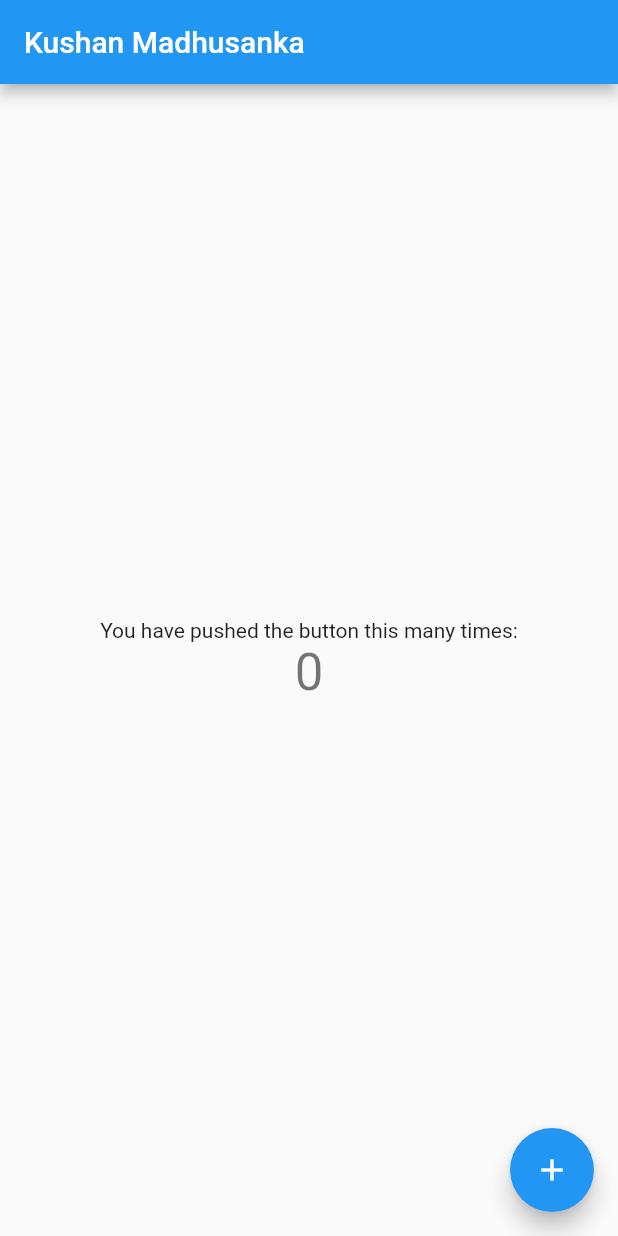
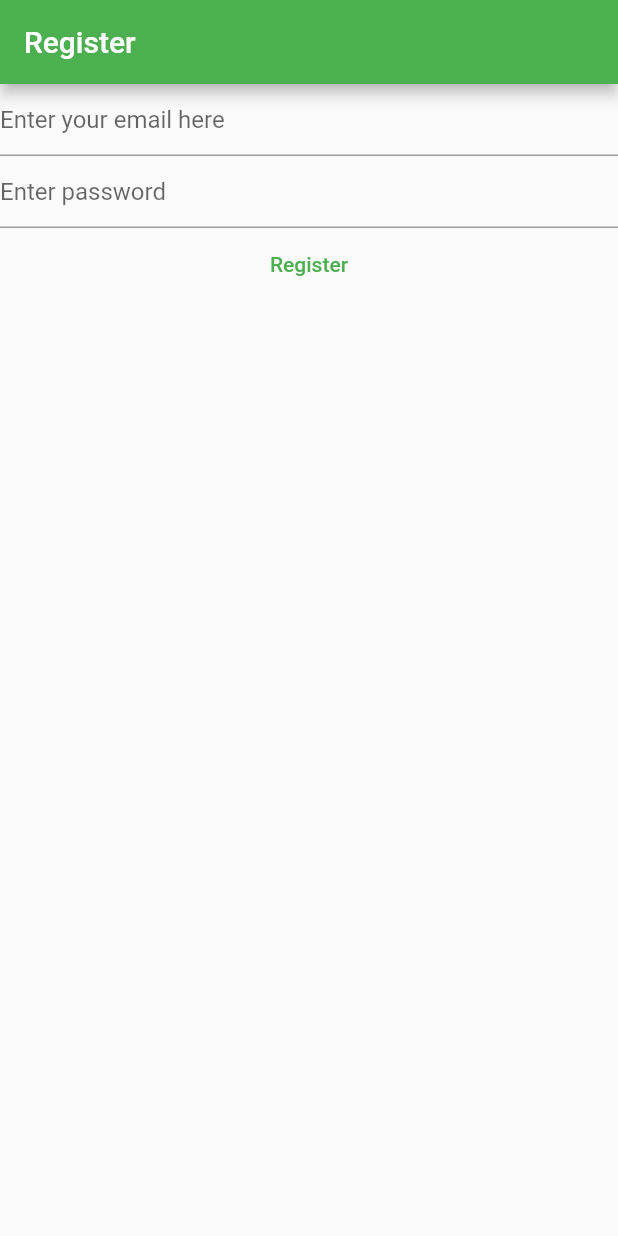
Before and after one commit to kusham/privertenotes, a Flutter app: the screen it shows after launch, on a phone screen of 412 x 824 dp. Run offline on Flutter 3.47's test engine with Material 2 defaults, Android fonts, the phone set to English and light mode, and no system bars; our stand-ins replace firebase_auth, firebase_core; accounts and stored records are empty.

Commit message:
start to the register user

```diff
--- a/lib/main.dart
+++ b/lib/main.dart
@@ -1,115 +1,84 @@
+import 'package:firebase_core/firebase_core.dart';
 import 'package:flutter/material.dart';
+import 'package:firebase_auth/firebase_auth.dart';
+import 'package:privertenotes/firebase_options.dart';
 
 void main() {
-  runApp(const MyApp());
+  WidgetsFlutterBinding.ensureInitialized();
+  runApp(MaterialApp(
+    title: 'Flutter Demo',
+    theme: ThemeData(primarySwatch: Colors.green),
+    home: const HomePage(),
+  ));
 }
 
-class MyApp extends StatelessWidget {
-  const MyApp({Key? key}) : super(key: key);
+class HomePage extends StatefulWidget {
+  const HomePage({Key? key}) : super(key: key);
 
-  // This widget is the root of your application.
   @override
-  Widget build(BuildContext context) {
-    return MaterialApp(
-      title: 'Flutter Demo',
-      theme: ThemeData(
-        // This is the theme of your application.
-        //
-        // Try running your application with "flutter run". You'll see the
-        // application has a blue toolbar. Then, without quitting the app, try
-        // changing the primarySwatch below to Colors.green and then invoke
-        // "hot reload" (press "r" in the console where you ran "flutter run",
-        // or simply save your changes to "hot reload" in a Flutter IDE).
-        // Notice that the counter didn't reset back to zero; the application
-        // is not restarted.
-        primarySwatch: Colors.blue,
-      ),
-      home: const MyHomePage(title: 'Kushan Madhusanka'),
-    );
-  }
+  State<HomePage> createState() => _HomePageState();
 }
 
-class MyHomePage extends StatefulWidget {
-  const MyHomePage({Key? key, required this.title}) : super(key: key);
-
-  // This widget is the home page of your application. It is stateful, meaning
-  // that it has a State object (defined below) that contains fields that affect
-  // how it looks.
-
-  // This class is the configuration for the state. It holds the values (in this
-  // case the title) provided by the parent (in this case the App widget) and
-  // used by the build method of the State. Fields in a Widget subclass are
-  // always marked "final".
-
-  final String title;
+class _HomePageState extends State<HomePage> {
+  late final TextEditingController _email;
+  late final TextEditingController _password;
 
   @override
-  State<MyHomePage> createState() => _MyHomePageState();
-}
+  void initState() {
+    _email = TextEditingController();
+    _password = TextEditingController();
+    super.initState();
+  }
 
-class _MyHomePageState extends State<MyHomePage> {
-  int _counter = 0;
-
-  void _incrementCounter() {
-    setState(() {
-      // This call to setState tells the Flutter framework that something has
-      // changed in this State, which causes it to rerun the build method below
-      // so that the display can reflect the updated values. If we changed
-      // _counter without calling setState(), then the build method would not be
-      // called again, and so nothing would appear to happen.
-      _counter++;
-    });
+  @override
+  void dispose() {
+    _email.dispose();
+    _password.dispose();
+    super.dispose();
   }
 
   @override
   Widget build(BuildContext context) {
-    // This method is rerun every time setState is called, for instance as done
-    // by the _incrementCounter method above.
-    //
-    // The Flutter framework has been optimized to make rerunning build methods
-    // fast, so that you can just rebuild anything that needs updating rather
-    // than having to individually change instances of widgets.
     return Scaffold(
-      appBar: AppBar(
-        // Here we take the value from the MyHomePage object that was created by
-        // the App.build method, and use it to set our appbar title.
-        title: Text(widget.title),
+      appBar: AppBar(title: const Text("Register")),
+      body: FutureBuilder(
+        future: Firebase.initializeApp(
+          options: DefaultFirebaseOptions.currentPlatform,
+        ),
+        builder: (context, snapshot) {
+          return Column(
+            children: [
+              TextField(
+                controller: _email,
+                keyboardType: TextInputType.emailAddress,
+                autocorrect: false,
+                enableSuggestions: false,
+                decoration:
+                    const InputDecoration(hintText: "Enter your email here"),
+              ),
+              TextField(
+                controller: _password,
+                autocorrect: false,
+                enableSuggestions: false,
+                obscureText: true,
+                decoration: const InputDecoration(hintText: "Enter password"),
+              ),
+              TextButton(
+                onPressed: () async {
+                  final email = _email.text;
+                  final password = _password.text;
+
+                  final userCredentials = await FirebaseAuth.instance
+                      .createUserWithEmailAndPassword(
+                          email: email, password: password);
+                  print(userCredentials);
+                },
+                child: const Text("Register"),
+              ),
+            ],
+          );
+        },
       ),
-      body: Center(
-        // Center is a layout widget. It takes a single child and positions it
-        // in the middle of the parent.
-        child: Column(
-          // Column is also a layout widget. It takes a list of children and
-          // arranges them vertically. By default, it sizes itself to fit its
-          // children horizontally, and tries to be as tall as its parent.
-          //
-          // Invoke "debug painting" (press "p" in the console, choose the
-          // "Toggle Debug Paint" action from the Flutter Inspector in Android
-          // Studio, or the "Toggle Debug Paint" command in Visual Studio Code)
-          // to see the wireframe for each widget.
-          //
-          // Column has various properties to control how it sizes itself and
-          // how it positions its children. Here we use mainAxisAlignment to
-          // center the children vertically; the main axis here is the vertical
-          // axis because Columns are vertical (the cross axis would be
-          // horizontal).
-          mainAxisAlignment: MainAxisAlignment.center,
-          children: <Widget>[
-            const Text(
-              'You have pushed the button this many times:',
-            ),
-            Text(
-              '$_counter',
-              style: Theme.of(context).textTheme.headline4,
-            ),
-          ],
-        ),
-      ),
-      floatingActionButton: FloatingActionButton(
-        onPressed: _incrementCounter,
-        tooltip: 'Increment',
-        child: const Icon(Icons.add),
-      ), // This trailing comma makes auto-formatting nicer for build methods.
     );
   }
 }
```
